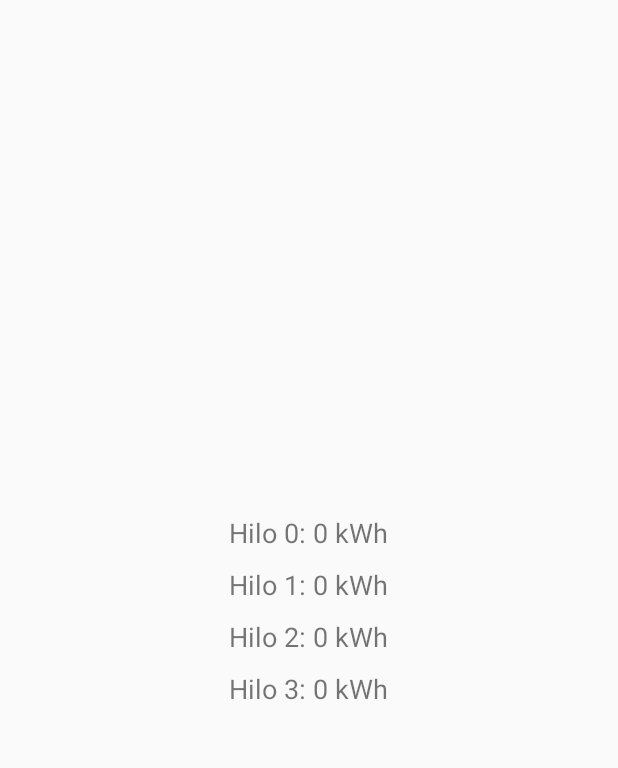
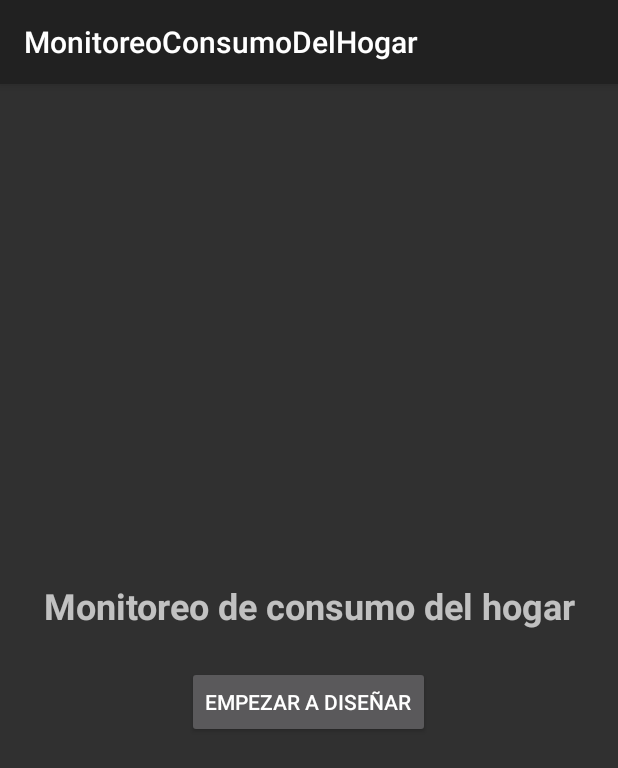
Before and after one commit to Tapiiaa/MonitoreoConsumoDelHogar, an Android app built with Jetpack Compose: the screen it shows after launch (MainActivity before the commit, WelcomeActivity after it), on a phone screen of 412 x 824 dp. Shown: the top 768 px of the screen. Run offline under Robolectric (Android 15) with nearby library versions, the phone set to English and light mode, and no system bars.

Commit message:
Enlaza welcome con main

```diff
--- a/app/src/main/java/com/example/monitoreoconsumodelhogar/MainActivity.java
+++ /dev/null
@@ -1,51 +0,0 @@
-package com.example.monitoreoconsumodelhogar;
-
-import android.content.BroadcastReceiver;
-import android.content.Context;
-import android.content.Intent;
-import android.content.IntentFilter;
-import android.os.Build;
-import android.os.Bundle;
-import android.widget.TextView;
-import androidx.appcompat.app.AppCompatActivity;
-
-public class MainActivity extends AppCompatActivity {
-
-    private TextView[] taskViews = new TextView[4];
-
-    @Override
-    protected void onCreate(Bundle savedInstanceState) {
-        super.onCreate(savedInstanceState);
-        setContentView(R.layout.activity_main);
-
-        // Inicializar TextViews
-        taskViews[0] = findViewById(R.id.task_view_1);
-        taskViews[1] = findViewById(R.id.task_view_2);
-        taskViews[2] = findViewById(R.id.task_view_3);
-        taskViews[3] = findViewById(R.id.task_view_4);
-
-        // Registrar receptor con el atributo adecuado
-        IntentFilter filter = new IntentFilter("com.example.CONSUMO_ENERGETICO");
-        if (Build.VERSION.SDK_INT >= Build.VERSION_CODES.O) {
-            registerReceiver(energyDataReceiver, filter, Context.RECEIVER_NOT_EXPORTED);  // Indica si es exportado o no
-        }
-    }
-
-    private final BroadcastReceiver energyDataReceiver = new BroadcastReceiver() {
-        @Override
-        public void onReceive(Context context, Intent intent) {
-            int taskId = intent.getIntExtra("task_id", -1);
-            float consumo = intent.getFloatExtra("consumo", 0);
-
-            if (taskId != -1) {
-                taskViews[taskId % 4].setText("Hilo " + taskId + ": " + consumo + " kWh");
-            }
-        }
-    };
-
-    @Override
-    protected void onDestroy() {
-        super.onDestroy();
-        unregisterReceiver(energyDataReceiver);
-    }
-}
--- /dev/null
+++ b/app/src/main/java/com/example/monitoreoconsumodelhogar/activities/WelcomeActivity.java
@@ -0,0 +1,27 @@
+package com.example.monitoreoconsumodelhogar.activities;
+
+import android.content.Intent;
+import android.os.Bundle;
+import android.view.View;
+import android.widget.Button;
+import androidx.appcompat.app.AppCompatActivity;
+import com.example.monitoreoconsumodelhogar.R;
+
+public class WelcomeActivity extends AppCompatActivity {
+
+    @Override
+    protected void onCreate(Bundle savedInstanceState) {
+        super.onCreate(savedInstanceState);
+        setContentView(R.layout.activity_welcome);
+
+        Button startButton = findViewById(R.id.startButton);
+        startButton.setOnClickListener(new View.OnClickListener() {
+            @Override
+            public void onClick(View v) {
+                // Acción al presionar el botón
+                Intent intent = new Intent(WelcomeActivity.this, MainActivity.class);
+                startActivity(intent);
+            }
+        });
+    }
+}
--- a/app/src/main/res/layout/activity_main.xml
+++ b/app/src/main/res/layout/activity_main.xml
@@ -1,42 +1,15 @@
-<?xml version="1.0" encoding="utf-8"?>
 <LinearLayout xmlns:android="http://schemas.android.com/apk/res/android"
     android:layout_width="match_parent"
     android:layout_height="match_parent"
     android:orientation="vertical"
     android:gravity="center"
-    android:padding="16dp">
+    android:background="@android:color/black">
 
-    <!-- Visualización del consumo energético por cada hilo -->
     <TextView
-        android:id="@+id/task_view_1"
+        android:id="@+id/textView"
         android:layout_width="wrap_content"
         android:layout_height="wrap_content"
-        android:text="Hilo 0: 0 kWh"
-        android:textSize="18sp"
-        android:layout_marginBottom="10dp"/>
-
-    <TextView
-        android:id="@+id/task_view_2"
-        android:layout_width="wrap_content"
-        android:layout_height="wrap_content"
-        android:text="Hilo 1: 0 kWh"
-        android:textSize="18sp"
-        android:layout_marginBottom="10dp"/>
-
-    <TextView
-        android:id="@+id/task_view_3"
-        android:layout_width="wrap_content"
-        android:layout_height="wrap_content"
-        android:text="Hilo 2: 0 kWh"
-        android:textSize="18sp"
-        android:layout_marginBottom="10dp"/>
-
-    <TextView
-        android:id="@+id/task_view_4"
-        android:layout_width="wrap_content"
-        android:layout_height="wrap_content"
-        android:text="Hilo 3: 0 kWh"
-        android:textSize="18sp"
-        android:layout_marginBottom="10dp"/>
-
+        android:text="Welcome to Main Activity"
+        android:textColor="@android:color/white"
+        android:textSize="24sp" />
 </LinearLayout>
--- /dev/null
+++ b/app/src/main/res/layout/activity_welcome.xml
@@ -0,0 +1,24 @@
+<?xml version="1.0" encoding="utf-8"?>
+<LinearLayout xmlns:android="http://schemas.android.com/apk/res/android"
+    android:layout_width="match_parent"
+    android:layout_height="match_parent"
+    android:orientation="vertical"
+    android:gravity="center"
+    android:padding="16dp">
+
+    <TextView
+        android:layout_width="wrap_content"
+        android:layout_height="wrap_content"
+        android:text="Monitoreo de consumo del hogar"
+        android:textSize="24sp"
+        android:textStyle="bold"
+        android:gravity="center"
+        android:layout_marginBottom="24dp" />
+
+    <Button
+        android:id="@+id/startButton"
+        android:layout_width="wrap_content"
+        android:layout_height="wrap_content"
+        android:text="Empezar a diseñar"
+        android:padding="12dp" />
+</LinearLayout>
```
Also changed, not shown: app/src/main/AndroidManifest.xml (+4 -15 lines), app/src/main/java/com/example/monitoreoconsumodelhogar/activities/MainActivity.java (added, +14 -0 lines).
